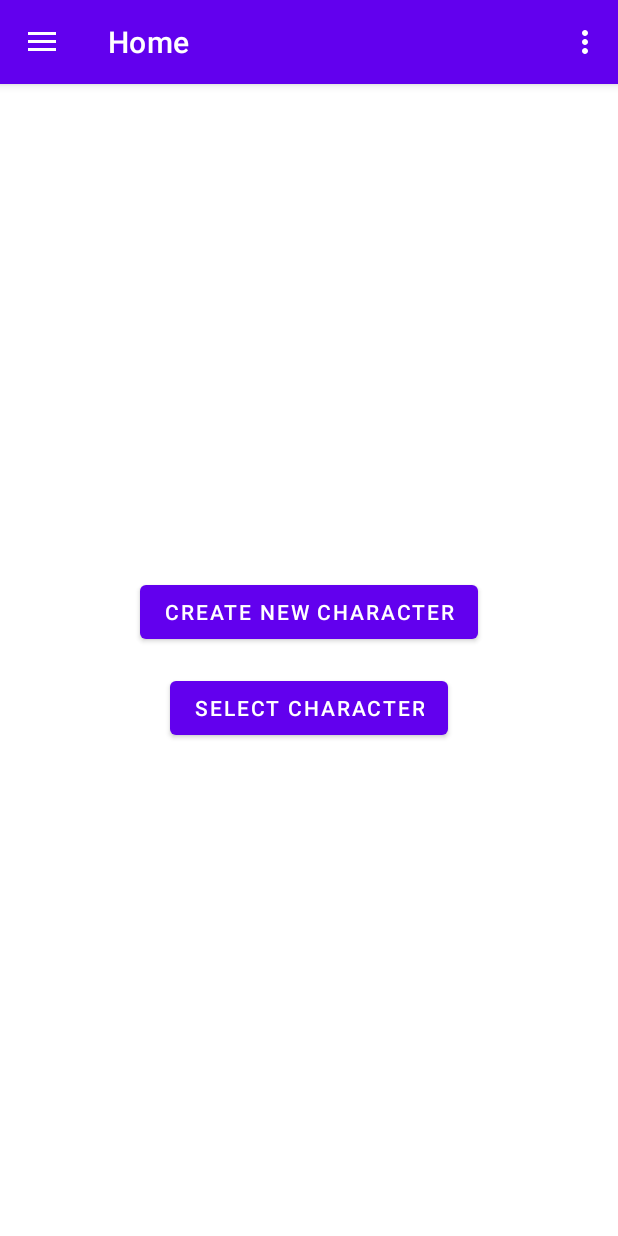
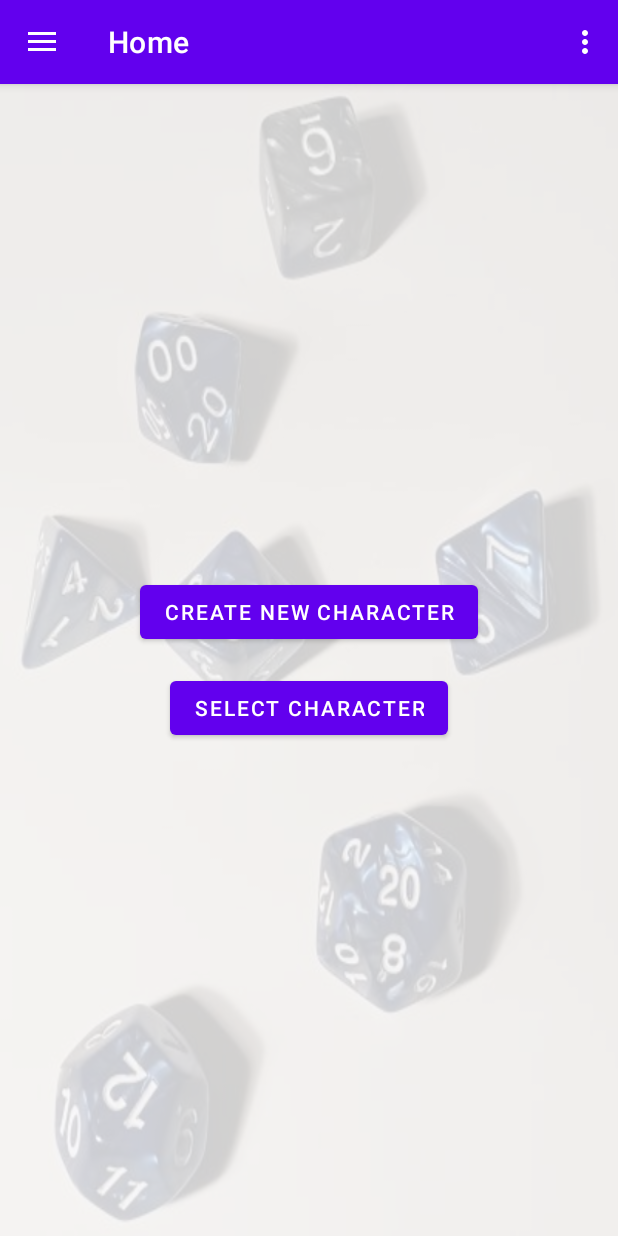
Before and after one commit to WilliamAslak/Spellweave, an Android app: the screen it shows after launch (MainActivity), on a phone screen of 412 x 824 dp. Run offline under Robolectric (Android 15) with nearby library versions, the phone set to English and light mode, and no system bars; our stand-ins replace navigation-ui.

Commit message:
Visual updates

```diff
--- /dev/null
+++ b/app/src/main/res/drawable/background_home.xml
@@ -0,0 +1,9 @@
+<?xml version="1.0" encoding="utf-8"?>
+<layer-list xmlns:android="http://schemas.android.com/apk/res/android">
+    <item android:drawable="@drawable/dice" />
+    <item>
+        <shape android:shape="rectangle">
+            <solid android:color="#CCFFFFFF" /> <!-- 80% white overlay -->
+        </shape>
+    </item>
+</layer-list>
--- a/app/src/main/res/layout/fragment_characterlist.xml
+++ b/app/src/main/res/layout/fragment_characterlist.xml
@@ -4,6 +4,7 @@
     xmlns:tools="http://schemas.android.com/tools"
     android:layout_width="match_parent"
     android:layout_height="match_parent"
+    android:background="@drawable/background_home"
     tools:context=".ui.characterlist.CharacterlistFragment">
 
     <TextView
--- a/app/src/main/res/layout/fragment_home.xml
+++ b/app/src/main/res/layout/fragment_home.xml
@@ -1,19 +1,21 @@
 <?xml version="1.0" encoding="utf-8"?>
 <LinearLayout xmlns:android="http://schemas.android.com/apk/res/android"
+    xmlns:app="http://schemas.android.com/apk/res-auto"
     xmlns:tools="http://schemas.android.com/tools"
     android:layout_width="match_parent"
     android:layout_height="match_parent"
     android:orientation="vertical"
     android:gravity="center"
     android:padding="24dp"
+    android:background="@drawable/background_home"
     tools:context=".ui.home.HomeFragment">
 
     <Button
         android:id="@+id/btn_createcharacter"
         android:layout_width="wrap_content"
         android:layout_height="wrap_content"
-        android:text="@string/create_new_character"
-        android:layout_marginBottom="16dp" />
+        android:layout_marginBottom="16dp"
+        android:text="@string/create_new_character" />
 
     <Button
         android:id="@+id/btn_selectcharacter"
--- a/app/src/main/res/values/strings.xml
+++ b/app/src/main/res/values/strings.xml
@@ -37,6 +37,7 @@
     <string name="max_spell_slots_reached">Maximum 20 spell slots.</string>
     <string name="plus">+</string>
     <string name="edit_character">Edit character</string>
+    <string name="dice">Dice</string>
 
 
     <string-array name="dnd_classes">
```
Also changed, not shown: app/src/main/res/layout/fragment_charactercreator.xml (+8 -2 lines), app/src/main/res/layout/fragment_gameplay.xml (+7 -1 lines), app/src/main/res/drawable/dice.jpg (added).
